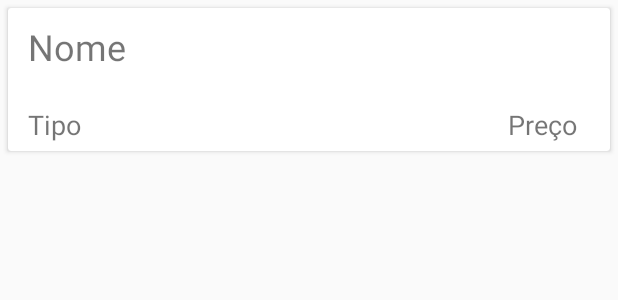
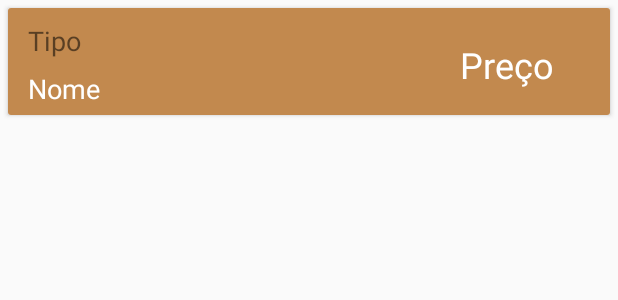
Before and after one commit to ufjf-dcc196/dcc196-2018-3-trb3-jonas, an Android app: the layout candy_cardview.xml on its own in the app's theme, with its tools: preview values and no code run, on a phone screen of 412 x 824 dp. Shown: the top 300 px of the screen. Run offline under Robolectric (Android 15) with nearby library versions, the phone set to English and light mode, and no system bars.

Commit message:
Adicionando cores

```diff
--- a/app/src/main/res/layout/candy_cardview.xml
+++ b/app/src/main/res/layout/candy_cardview.xml
@@ -9,7 +9,8 @@
 
     <android.support.constraint.ConstraintLayout
         android:layout_width="match_parent"
-        android:layout_height="wrap_content">
+        android:layout_height="wrap_content"
+        android:background="@color/colorAccent">
 
         <TextView
             android:id="@+id/candy_name_cv"
@@ -17,12 +18,13 @@
             android:layout_height="wrap_content"
             android:layout_marginStart="8dp"
             android:layout_marginLeft="8dp"
-            android:layout_marginTop="4dp"
+            android:layout_marginTop="36dp"
             android:layout_marginEnd="8dp"
             android:layout_marginRight="8dp"
             android:padding="5dp"
             android:text="@string/candy_name_lbl"
-            android:textSize="24sp"
+            android:textColor="#fff"
+            android:textSize="18sp"
             app:layout_constraintEnd_toEndOf="parent"
             app:layout_constraintHorizontal_bias="0.0"
             app:layout_constraintStart_toStartOf="parent"
@@ -34,7 +36,7 @@
             android:layout_height="wrap_content"
             android:layout_marginStart="8dp"
             android:layout_marginLeft="8dp"
-            android:layout_marginTop="60dp"
+            android:layout_marginTop="4dp"
             android:layout_marginEnd="8dp"
             android:layout_marginRight="8dp"
             android:padding="5dp"
@@ -51,14 +53,15 @@
             android:layout_height="wrap_content"
             android:layout_marginStart="8dp"
             android:layout_marginLeft="8dp"
-            android:layout_marginTop="60dp"
+            android:layout_marginTop="16dp"
             android:layout_marginEnd="8dp"
             android:layout_marginRight="8dp"
             android:padding="5dp"
             android:text="@string/candy_price"
-            android:textSize="18sp"
+            android:textColor="#fff"
+            android:textSize="24sp"
             app:layout_constraintEnd_toEndOf="parent"
-            app:layout_constraintHorizontal_bias="0.973"
+            app:layout_constraintHorizontal_bias="0.923"
             app:layout_constraintStart_toStartOf="parent"
             app:layout_constraintTop_toTopOf="parent" />
     </android.support.constraint.ConstraintLayout>
--- a/app/src/main/res/layout/showcase_item_cardview.xml
+++ b/app/src/main/res/layout/showcase_item_cardview.xml
@@ -13,7 +13,7 @@
         android:id="@+id/card_constraint"
         android:layout_width="match_parent"
         android:layout_height="wrap_content"
-        android:background="@color/colorAccent">
+        android:background="@color/colorItem">
 
         <TextView
             android:id="@+id/item_name"
--- a/app/src/main/res/values/colors.xml
+++ b/app/src/main/res/values/colors.xml
@@ -1,8 +1,9 @@
 <?xml version="1.0" encoding="utf-8"?>
 <resources>
     <color name="colorPrimary">#76420c</color>
-    <color name="colorPrimaryDark">#1a1713</color>
-    <color name="colorAccent">#c4915e</color>
+    <color name="colorPrimaryDark">#361E06</color>
+    <color name="colorAccent">#C2894E</color>
+    <color name="colorItem">#DCB678</color>
     <color name="done">#1A8329</color>
 
 </resources>
```
